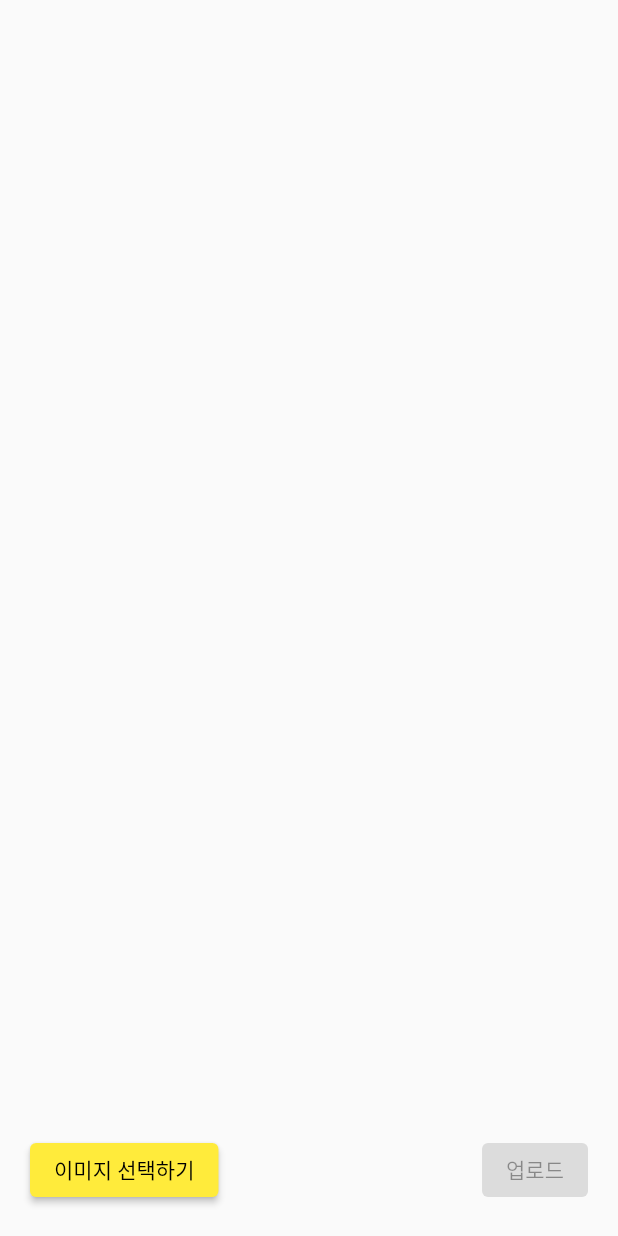
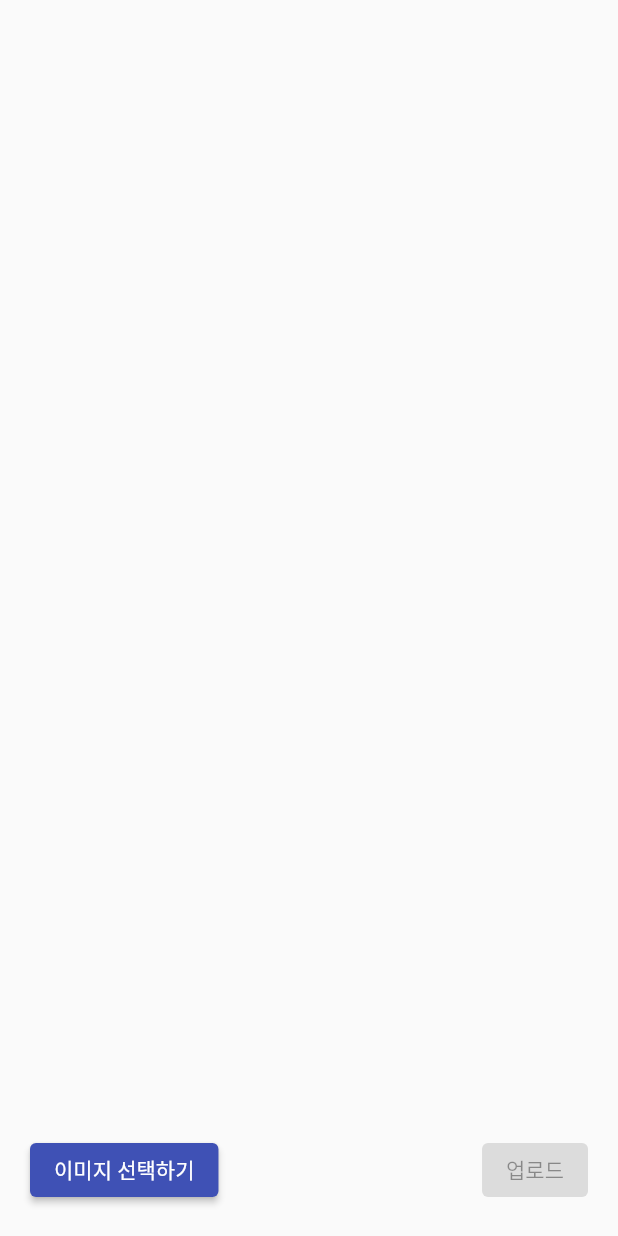
Before and after one commit to Petudio/frontend, a Flutter app: the screen it shows after launch, after a tap on "만들러 가기", on a phone screen of 412 x 824 dp. Run offline on Flutter 3.47's test engine with Material 2 defaults, Android fonts, the phone set to English and light mode, and no system bars; our stand-ins replace image_picker.

Commit message:
아직 안됐어영

```diff
--- a/lib/four_cuts_result.dart
+++ b/lib/four_cuts_result.dart
@@ -19,7 +19,7 @@ class _FourCutsResultState extends State<FourCutsResult> {
         child: Container(
           margin: const EdgeInsets.all(20.0),
           decoration: BoxDecoration(
-            color: Colors.red,
+            color: Colors.blue,
           ),
           child: Column(
             children: [
--- a/lib/four_cuts_settings.dart
+++ b/lib/four_cuts_settings.dart
@@ -1,10 +1,8 @@
 import 'package:flutter/material.dart';
 import 'package:petudio/four_cuts_options.dart';
-import 'package:image_picker/image_picker.dart';
 import 'package:flutter_test/flutter_test.dart';
 import 'package:petudio/four_cuts_result.dart';
 import 'package:petudio/four_cuts_result2.dart';
-import 'package:petudio/main.dart';
 import 'package:http/http.dart' as http;
 import 'dart:convert';
 
--- a/lib/main.dart
+++ b/lib/main.dart
@@ -1,12 +1,10 @@
+import 'dart:async';
 import 'package:flutter/material.dart';
 import 'package:petudio/four_cuts.dart';
-import 'package:petudio/four_cuts_generate.dart';
 import 'package:petudio/four_cuts_settings.dart';
 
 void main() {
-  runApp(const MainApp(
-    bundleId: '',
-  ));
+  runApp(const MainApp(bundleId: ''));
 }
 
 class MainApp extends StatelessWidget {
@@ -18,18 +16,42 @@ class MainApp extends StatelessWidget {
   Widget build(BuildContext context) {
     return MaterialApp(
       title: "petudio",
-      theme: ThemeData(primarySwatch: Colors.yellow),
-      home: MyHomePage(
-        bundleId: bundleId,
-      ),
+      theme: ThemeData(primarySwatch: Colors.indigo),
+      home: MyHomePage(bundleId: bundleId),
     );
   }
 }
 
-class MyHomePage extends StatelessWidget {
+class MyHomePage extends StatefulWidget {
   final String bundleId;
 
   const MyHomePage({super.key, required this.bundleId});
+
+  @override
+  State<MyHomePage> createState() => _MyHomePageState();
+}
+
+class _MyHomePageState extends State<MyHomePage> {
+  int _currentIndex = 0;
+  PageController _pageController = PageController();
+
+  @override
+  void initState() {
+    super.initState();
+    // Set up an automatic timer to slide images every 2 seconds
+    Timer.periodic(Duration(seconds: 2), (Timer timer) {
+      if (_currentIndex < 3) {
+        _currentIndex++;
+      } else {
+        _currentIndex = 0;
+      }
+      _pageController.animateToPage(
+        _currentIndex,
+        duration: Duration(milliseconds: 500),
+        curve: Curves.easeInOut,
+      );
+    });
+  }
 
   @override
   Widget build(BuildContext context) {
@@ -40,18 +62,34 @@ class MyHomePage extends StatelessWidget {
         elevation: 0.0,
       ),
       body: Padding(
-        padding: const EdgeInsets.fromLTRB(20, 20, 20, 20),
+        padding: const EdgeInsets.all(20),
         child: Column(
           children: <Widget>[
-            InkWell(
-              child: Image.asset("assets/fourcuts_word.jpg"),
+            Container(
+              height: MediaQuery.of(context).size.height * 0.5,
+              child: PageView(
+                controller: _pageController,
+                children: [
+                  _buildRoundedImage("assets/result1.jpg"),
+                  _buildRoundedImage("assets/result2.jpg"),
+                  _buildRoundedImage("assets/result3.jpg"),
+                  _buildRoundedImage("assets/result4.jpg"),
+                ],
+                onPageChanged: (index) {
+                  setState(() {
+                    _currentIndex = index;
+                  });
+                },
+              ),
             ),
             SizedBox(
                 height: 20), // Add some space between the image and buttons
             ElevatedButton(
               onPressed: () {
-                Navigator.push(context,
-                    MaterialPageRoute(builder: (context) => const FourCuts()));
+                Navigator.push(
+                  context,
+                  MaterialPageRoute(builder: (context) => const FourCuts()),
+                );
               },
               child: Text('만들러 가기'),
             ),
@@ -59,10 +97,12 @@ class MyHomePage extends StatelessWidget {
             ElevatedButton(
               onPressed: () {
                 Navigator.push(
-                    context,
-                    MaterialPageRoute(
-                        builder: (context) =>
-                            FourCutsSettings(bundleId: bundleId)));
+                  context,
+                  MaterialPageRoute(
+                    builder: (context) =>
+                        FourCutsSettings(bundleId: widget.bundleId),
+                  ),
+                );
               },
               child: Text('만든 이미지 받기'),
             ),
@@ -71,4 +111,11 @@ class MyHomePage extends StatelessWidget {
       ),
     );
   }
+
+  Widget _buildRoundedImage(String imagePath) {
+    return ClipRRect(
+      borderRadius: BorderRadius.circular(16.0),
+      child: Image.asset(imagePath, fit: BoxFit.cover),
+    );
+  }
 }
```
Also changed, not shown: lib/four_cuts_options.dart (+13 -3 lines), pubspec.yaml (+4 -4 lines).
